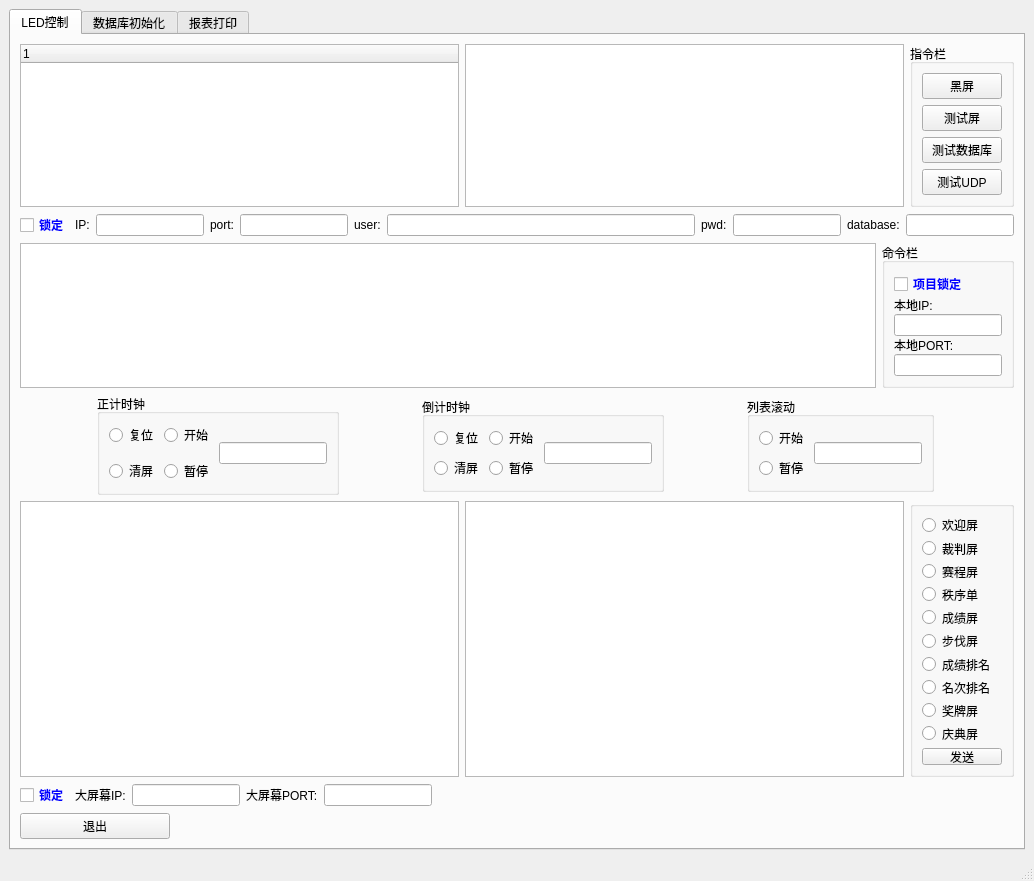
jack-liaojie/LED_DEMO, file module/frm_LED.ui: the form before one commit.
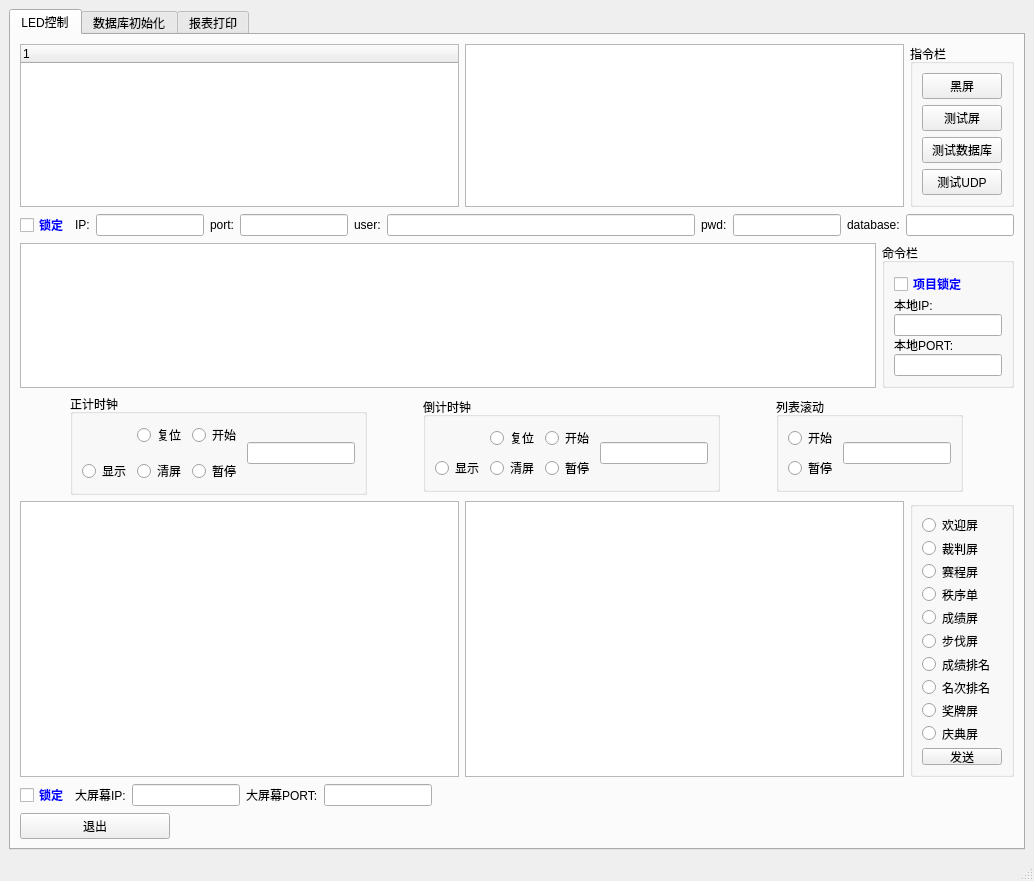
The form after the commit.

Commit message: 9-21 0:17完成手机端时钟控制显示

```diff
--- a/module/frm_LED.ui
+++ b/module/frm_LED.ui
@@ -428,41 +428,34 @@
              <string>正计时钟</string>
             </property>
             <layout class="QGridLayout" name="gridLayout_2">
-             <item row="0" column="0">
-              <widget class="QRadioButton" name="rd_five_reset">
+             <item row="2" column="2">
+              <widget class="QRadioButton" name="rd_five_stop">
                <property name="text">
-                <string>复位</string>
-               </property>
-               <property name="checkable">
-                <bool>true</bool>
-               </property>
-               <property name="checked">
-                <bool>false</bool>
-               </property>
-              </widget>
-             </item>
-             <item row="2" column="0">
-              <widget class="QRadioButton" name="rd_five_clear">
-               <property name="text">
-                <string>清屏</string>
+                <string>暂停</string>
                </property>
               </widget>
              </item>
              <item row="0" column="1">
+              <widget class="QRadioButton" name="rd_five_reset">
+               <property name="text">
+                <string>复位</string>
+               </property>
+               <property name="checkable">
+                <bool>true</bool>
+               </property>
+               <property name="checked">
+                <bool>false</bool>
+               </property>
+              </widget>
+             </item>
+             <item row="0" column="2">
               <widget class="QRadioButton" name="rd_five_start">
                <property name="text">
                 <string>开始</string>
                </property>
               </widget>
              </item>
-             <item row="2" column="1">
-              <widget class="QRadioButton" name="rd_five_stop">
-               <property name="text">
-                <string>暂停</string>
-               </property>
-              </widget>
-             </item>
-             <item row="0" column="2" rowspan="3">
+             <item row="0" column="3" rowspan="3">
               <widget class="QLineEdit" name="txt_fivetime">
                <property name="sizePolicy">
                 <sizepolicy hsizetype="Fixed" vsizetype="Fixed">
@@ -478,6 +471,20 @@
                </property>
               </widget>
              </item>
+             <item row="2" column="1">
+              <widget class="QRadioButton" name="rd_five_clear">
+               <property name="text">
+                <string>清屏</string>
+               </property>
+              </widget>
+             </item>
+             <item row="2" column="0">
+              <widget class="QRadioButton" name="rd_five_show">
+               <property name="text">
+                <string>显示</string>
+               </property>
+              </widget>
+             </item>
             </layout>
            </widget>
           </item>
@@ -493,28 +500,7 @@
              <string>倒计时钟</string>
             </property>
             <layout class="QGridLayout" name="gridLayout">
-             <item row="2" column="0">
-              <widget class="QRadioButton" name="rd_twenty_clear">
-               <property name="text">
-                <string>清屏</string>
-               </property>
-              </widget>
-             </item>
              <item row="1" column="1">
-              <widget class="QRadioButton" name="rd_twenty_start">
-               <property name="text">
-                <string>开始</string>
-               </property>
-              </widget>
-             </item>
-             <item row="2" column="1">
-              <widget class="QRadioButton" name="rd_twenty_stop">
-               <property name="text">
-                <string>暂停</string>
-               </property>
-              </widget>
-             </item>
-             <item row="1" column="0">
               <widget class="QRadioButton" name="rd_twenty_reset">
                <property name="text">
                 <string>复位</string>
@@ -527,7 +513,21 @@
                </property>
               </widget>
              </item>
-             <item row="1" column="2" rowspan="2">
+             <item row="2" column="2">
+              <widget class="QRadioButton" name="rd_twenty_stop">
+               <property name="text">
+                <string>暂停</string>
+               </property>
+              </widget>
+             </item>
+             <item row="1" column="2">
+              <widget class="QRadioButton" name="rd_twenty_start">
+               <property name="text">
+                <string>开始</string>
+               </property>
+              </widget>
+             </item>
+             <item row="1" column="3" rowspan="2">
               <widget class="QLineEdit" name="txt_twentytime">
                <property name="sizePolicy">
                 <sizepolicy hsizetype="Fixed" vsizetype="Fixed">
@@ -537,6 +537,20 @@
                </property>
               </widget>
              </item>
+             <item row="2" column="1">
+              <widget class="QRadioButton" name="rd_twenty_clear">
+               <property name="text">
+                <string>清屏</string>
+               </property>
+              </widget>
+             </item>
+             <item row="2" column="0">
+              <widget class="QRadioButton" name="rd_twenty_show">
+               <property name="text">
+                <string>显示</string>
+               </property>
+              </widget>
+             </item>
             </layout>
            </widget>
           </item>
```
The commit also changes 18 other files.
